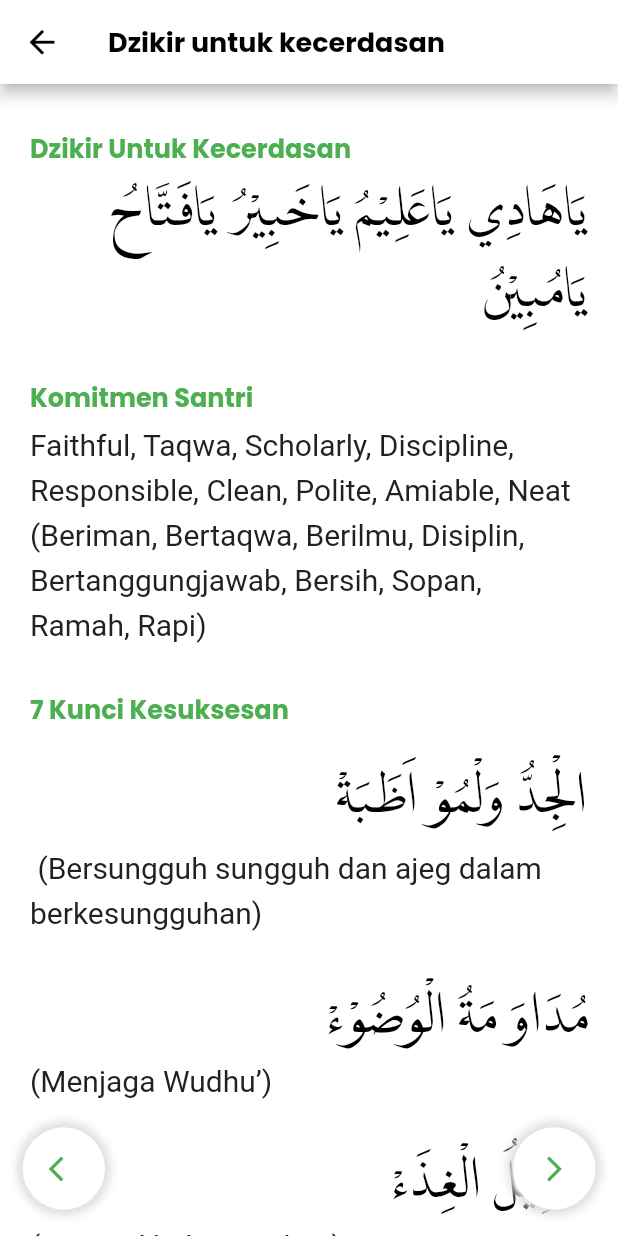
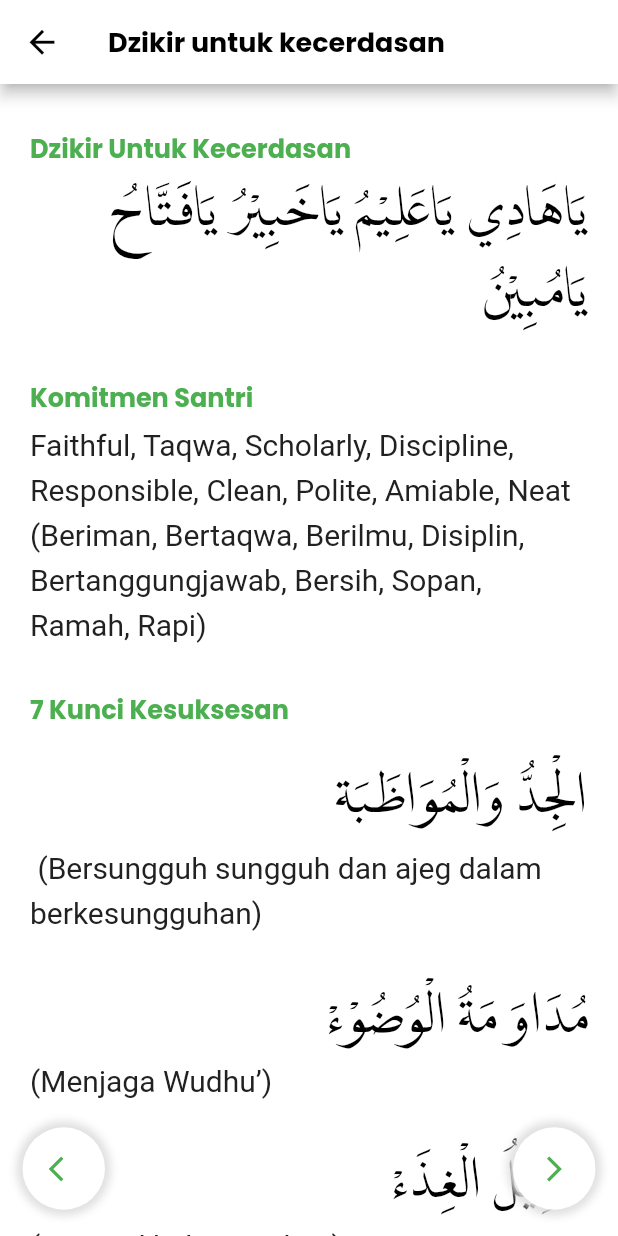
Before and after one commit to alizaenazet/dalil-alnajah, a Flutter app: the Section10 screen opened directly, on a phone screen of 412 x 824 dp. Run offline on Flutter 3.47's test engine with Material 2 defaults, Android fonts, the phone set to English and light mode, and no system bars; our stand-ins replace animated_splash_screen, google_fonts.

Commit message:
#27 وَالْمُوَاظَبَة
aljiddu walmuwaddobah

```diff
--- a/lib/section10.dart
+++ b/lib/section10.dart
@@ -114,7 +114,7 @@ class _Section10State extends State<Section10> {
             Container(
               // height: 50,
               width: MediaQuery.of(context).size.width,
-              child: Text('الْجِدُّ وَلْمُوْ اَظَبَةْ',
+              child: Text('الْجِدُّ وَالْمُوَاظَبَة',
                   textDirection: TextDirection.rtl, style: largeBlackArabic),
             ),
             SizedBox(
```
